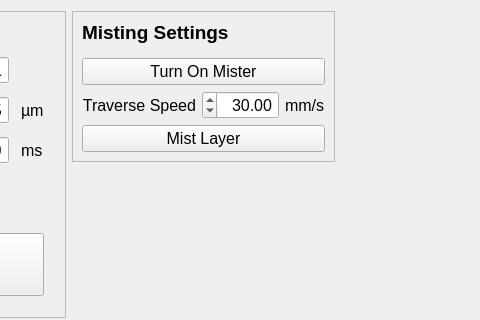
Before: the Qt Designer form src/ui/powdersetupwidget.ui in BYUCreateResearchLab/CREATE_LAB_Binder_Jet_Printer, drawn with Qt 5; both pictures show x 570 to 1050 and y 0 to 320 of the 1190 by 595 pixel window.
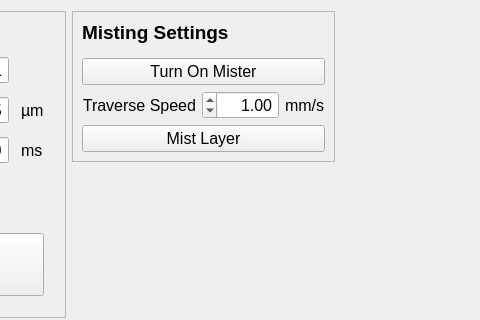
After: the same form once the commit is applied.

```diff
--- a/src/ui/powdersetupwidget.ui
+++ b/src/ui/powdersetupwidget.ui
@@ -106,13 +106,13 @@
          <set>Qt::AlignRight|Qt::AlignTrailing|Qt::AlignVCenter</set>
         </property>
         <property name="minimum">
-         <double>1.000000000000000</double>
+         <double>0.100000000000000</double>
         </property>
         <property name="maximum">
          <double>150.000000000000000</double>
         </property>
         <property name="value">
-         <double>30.000000000000000</double>
+         <double>1.000000000000000</double>
         </property>
        </widget>
       </item>
```
